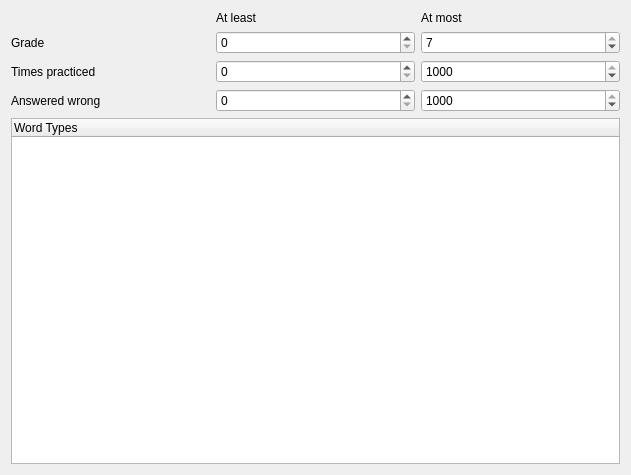
Qt form src/configure-practice/thresholdoptions.ui (KDE/parley) before a commit.
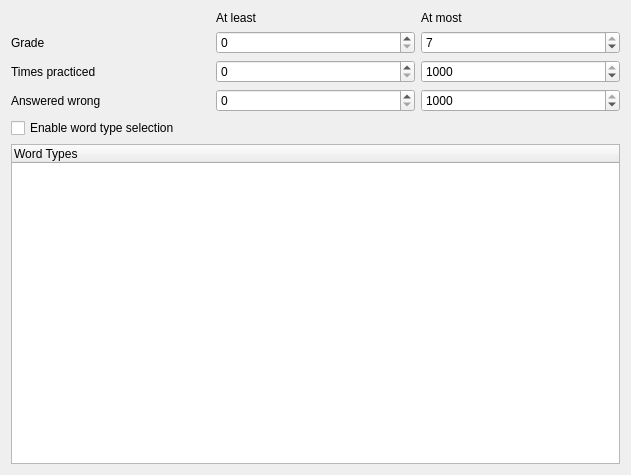
The same form after that commit. Custom widgets are drawn as their Qt base class.

Commit message: Activate word type selection when creating a practice. Add checkbox and config option to switch of word type selection generally.

The edit to the form file:
```diff
--- a/src/configure-practice/thresholdoptions.ui
+++ b/src/configure-practice/thresholdoptions.ui
@@ -100,6 +100,13 @@
      </item>
     </layout>
    </item>
+   <item>
+    <widget class="QCheckBox" name="kcfg_WordTypesInPracticeEnabled" >
+     <property name="text" >
+      <string>Enable word type selection</string>
+     </property>
+    </widget>
+   </item>
    <item>
     <widget class="QTreeWidget" name="PracticeWordTypesTreeWidget" >
      <column>
```
The commit also changes 3 other files.
